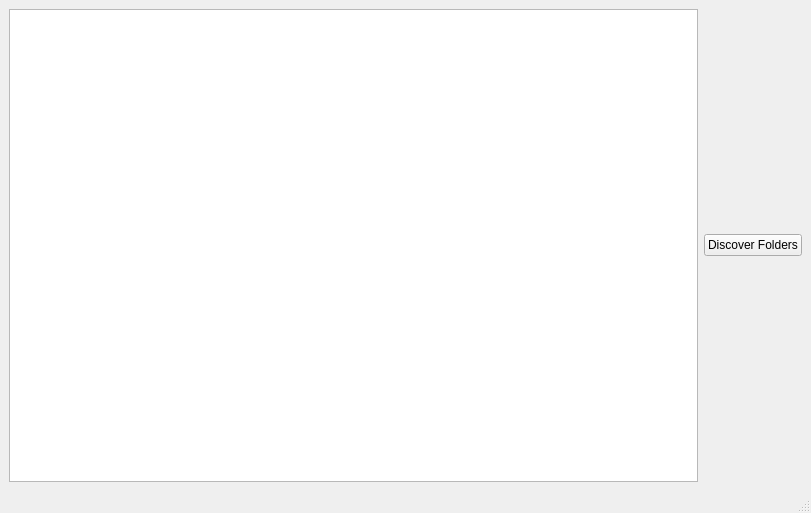
The window that frontend/application.ui (ZRupp/gdrive-save-backup) describes before a commit, drawn with Qt 5.
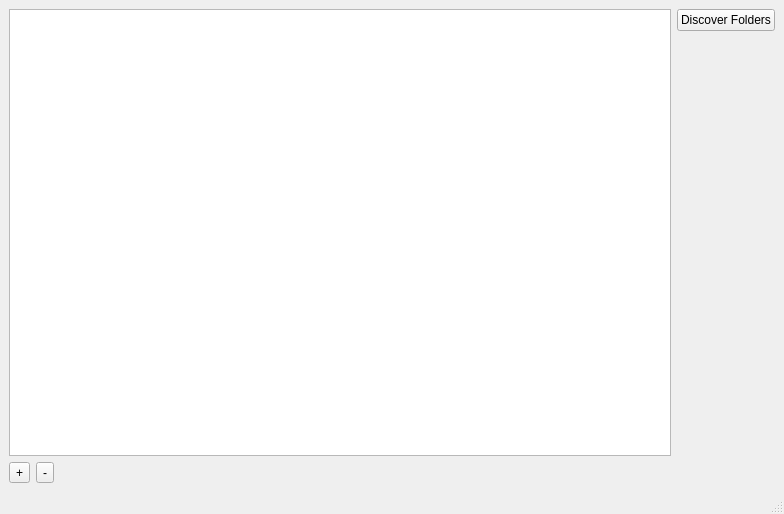
The same window after the commit. Icons and pictures are not drawn.

The edit to the form file:
```diff
--- a/frontend/application.ui
+++ b/frontend/application.ui
@@ -7,8 +7,8 @@
             <rect>
                 <x>0</x>
                 <y>0</y>
-                <width>811</width>
-                <height>513</height>
+                <width>784</width>
+                <height>514</height>
             </rect>
         </property>
         <property name="windowTitle">
@@ -16,9 +16,62 @@
         </property>
         <widget class="QWidget"
                 name="centralwidget">
-            <layout class="QHBoxLayout"
-                    name="horizontalLayout_2">
-                <item>
+            <layout class="QGridLayout"
+                    name="gridLayout">
+                <item row="0"
+                      column="4">
+                    <widget class="QPushButton"
+                            name="discover_button">
+                        <property name="sizePolicy">
+                            <sizepolicy hsizetype="Fixed"
+                                        vsizetype="Fixed">
+                                <horstretch>0</horstretch>
+                                <verstretch>0</verstretch>
+                            </sizepolicy>
+                        </property>
+                        <property name="text">
+                            <string>Discover Folders</string>
+                        </property>
+                    </widget>
+                </item>
+                <item row="4"
+                      column="0">
+                    <widget class="QToolButton"
+                            name="add_button">
+                        <property name="autoFillBackground">
+                            <bool>false</bool>
+                        </property>
+                        <property name="text">
+                            <string>+</string>
+                        </property>
+                        <property name="icon">
+                            <iconset>
+                                <normalon>../../Downloads/list-add.png</normalon>
+                            </iconset>
+                        </property>
+                    </widget>
+                </item>
+                <item row="4"
+                      column="1">
+                    <widget class="QToolButton"
+                            name="remove_button">
+                        <property name="autoFillBackground">
+                            <bool>false</bool>
+                        </property>
+                        <property name="text">
+                            <string>-</string>
+                        </property>
+                        <property name="icon">
+                            <iconset>
+                                <normalon>../../Downloads/list-remove.png</normalon>
+                            </iconset>
+                        </property>
+                    </widget>
+                </item>
+                <item row="0"
+                      column="0"
+                      rowspan="4"
+                      colspan="4">
                     <widget class="QTableView"
                             name="savesTableView">
                         <property name="sizeAdjustPolicy">
@@ -33,6 +86,9 @@
                         <property name="alternatingRowColors">
                             <bool>true</bool>
                         </property>
+                        <property name="textElideMode">
+                            <enum>Qt::ElideNone</enum>
+                        </property>
                         <property name="sortingEnabled">
                             <bool>true</bool>
                         </property>
@@ -44,14 +100,6 @@
                         </attribute>
                     </widget>
                 </item>
-                <item>
-                    <widget class="QPushButton"
-                            name="discover_button">
-                        <property name="text">
-                            <string>Discover Folders</string>
-                        </property>
-                    </widget>
-                </item>
             </layout>
         </widget>
         <widget class="QMenuBar"
```
Left out of the diff: 8 changed lines with no effect on the pictures.
